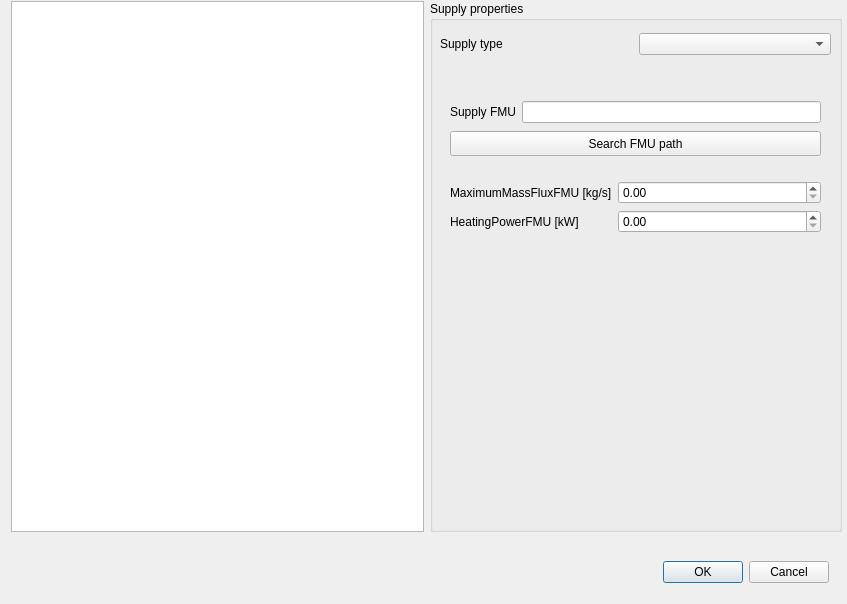
Before: the Qt Designer form SIM-VICUS/src/SVExternalSupplySelectionDialog.ui in ghorwin/SIM-VICUS, drawn with Qt 5.
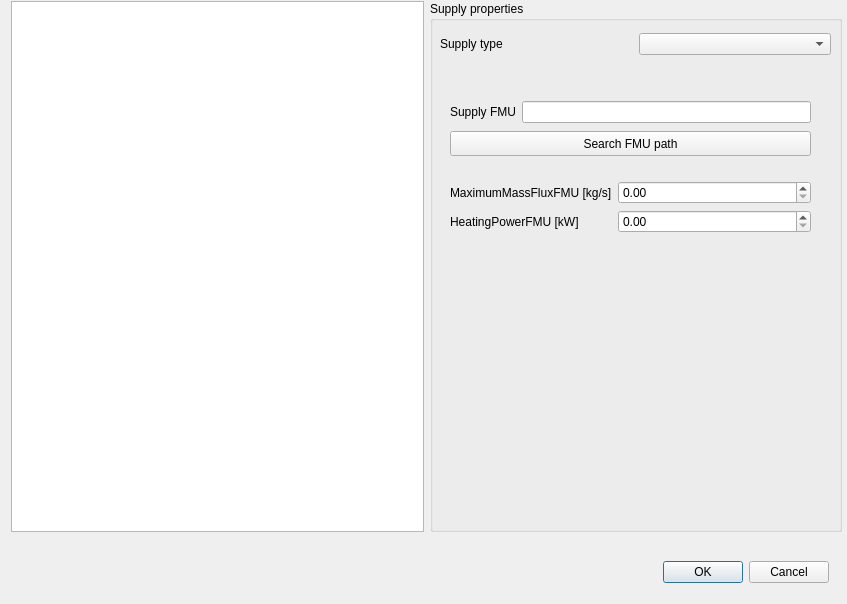
After: the same form once the commit is applied. The open tabs and pages were chosen to show the change.

Commit message: Fixed external supply dialog handling.

What changed in the file:
```diff
--- a/SIM-VICUS/src/SVExternalSupplySelectionDialog.ui
+++ b/SIM-VICUS/src/SVExternalSupplySelectionDialog.ui
@@ -125,7 +125,7 @@
           <rect>
            <x>0</x>
            <y>60</y>
-           <width>371</width>
+           <width>361</width>
            <height>25</height>
           </rect>
          </property>
@@ -133,12 +133,12 @@
           <string>Search FMU path</string>
          </property>
         </widget>
-        <widget class="QWidget" name="">
+        <widget class="QWidget" name="layoutWidget">
          <property name="geometry">
           <rect>
            <x>0</x>
            <y>110</y>
-           <width>371</width>
+           <width>361</width>
            <height>71</height>
           </rect>
          </property>
@@ -165,12 +165,12 @@
           </item>
          </layout>
         </widget>
-        <widget class="QWidget" name="">
+        <widget class="QWidget" name="layoutWidget">
          <property name="geometry">
           <rect>
            <x>0</x>
            <y>30</y>
-           <width>371</width>
+           <width>361</width>
            <height>27</height>
           </rect>
          </property>
```
Left out of the diff: 2 changed lines with no effect on the pictures. The commit also changes 1 other file.
